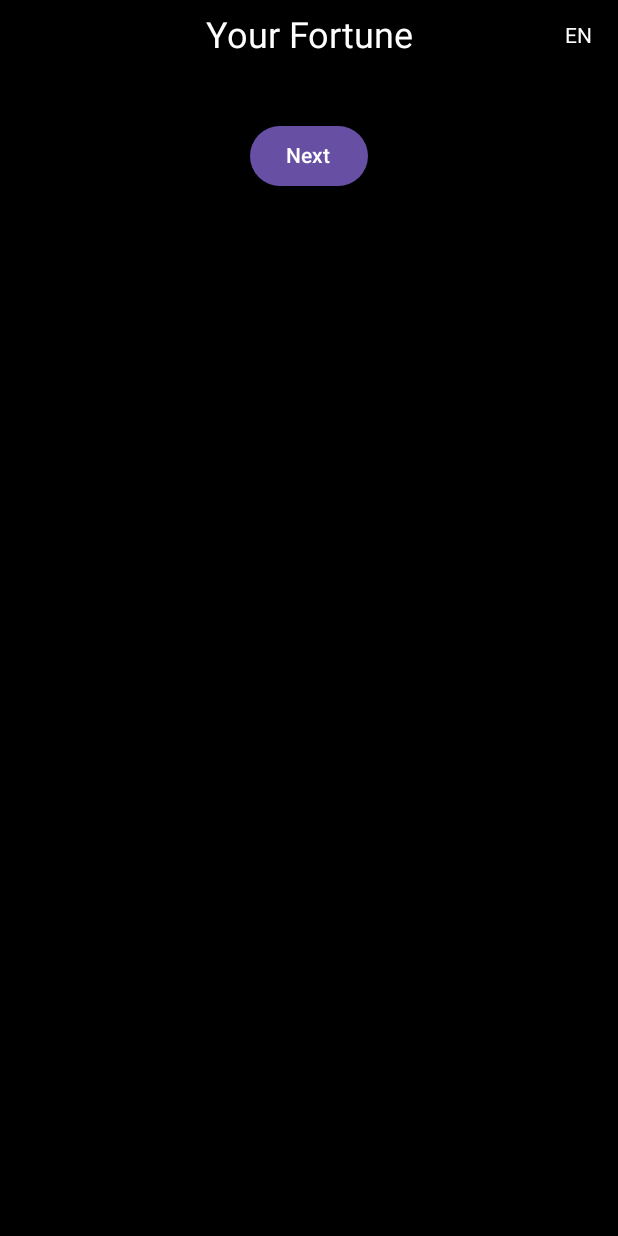
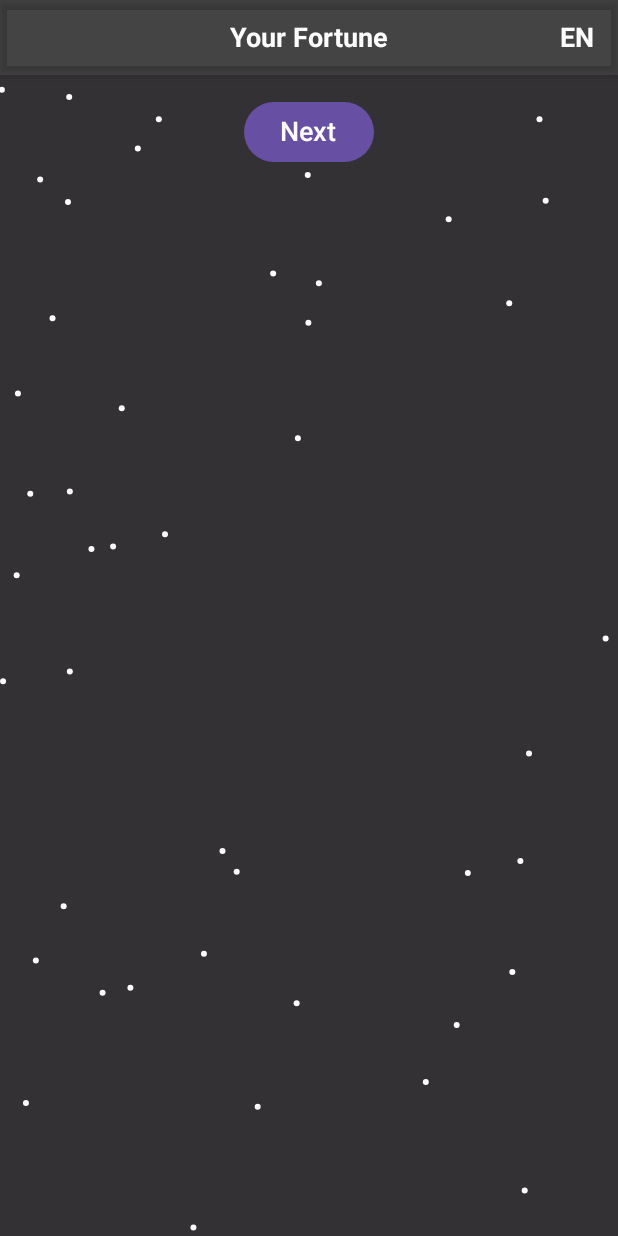
Before and after one commit to NumpolPoldongnok/PodoTarot, an Android app built with Jetpack Compose: the composable FortuneResultScreen called with empty values, on a phone screen of 412 x 824 dp. Run offline under Robolectric (Android 15) with nearby library versions, the phone set to English and light mode, and no system bars; our stand-ins replace Compose Multiplatform resources; 1 statement that could not run was skipped.

Commit message:
[Ninlada]
Add HeaderAppBar
Update layout

```diff
--- a/composeApp/src/commonMain/kotlin/org/numpol/podotaro/taro/FortuneResultScreen.kt
+++ b/composeApp/src/commonMain/kotlin/org/numpol/podotaro/taro/FortuneResultScreen.kt
@@ -1,3 +1,9 @@
+import androidx.compose.animation.core.LinearEasing
+import androidx.compose.animation.core.animateFloat
+import androidx.compose.animation.core.tween
+import androidx.compose.animation.core.infiniteRepeatable
+import androidx.compose.animation.core.rememberInfiniteTransition
+import androidx.compose.foundation.Canvas
 import androidx.compose.foundation.ExperimentalFoundationApi
 import androidx.compose.foundation.background
 import androidx.compose.foundation.clickable
@@ -11,15 +17,62 @@ import androidx.compose.material3.Text
 import androidx.compose.runtime.*
 import androidx.compose.ui.Alignment
 import androidx.compose.ui.Modifier
+import androidx.compose.ui.geometry.Offset
 import androidx.compose.ui.graphics.Color
 import androidx.compose.ui.text.style.TextAlign
 import androidx.compose.ui.unit.dp
+import androidx.compose.ui.unit.sp
 import kotlinx.coroutines.launch
+import kotlin.math.abs
 import org.numpol.podotaro.taro.AppLanguage
 import org.numpol.podotaro.taro.CardState
 import org.numpol.podotaro.taro.FortunePage
 import org.numpol.podotaro.taro.FullScreenCardView
-import kotlin.math.abs
+import org.numpol.podotaro.taro.HeaderAppBar
+
+// FallingStarsBackground: draws a canvas with animated falling stars.
+@Composable
+fun FallingStarsBackground(
+    modifier: Modifier = Modifier,
+    starCount: Int = 50,
+    starColor: Color = Color.White,
+    starRadius: Float = 3f,
+    animationDuration: Int = 5000
+) {
+    // Define a simple data class for a star.
+    data class Star(val x: Float, val y: Float, val speed: Float)
+
+    // Generate a list of random stars once.
+    val stars = remember {
+        List(starCount) {
+            Star(
+                x = (0..1000).random() / 1000f,
+                y = (0..1000).random() / 1000f,
+                speed = (1..3).random() / 100f
+            )
+        }
+    }
+    // Animate a progress value from 0f to 1f in an infinite loop.
+    val infiniteTransition = rememberInfiniteTransition()
+    val progress by infiniteTransition.animateFloat(
+        initialValue = 0f,
+        targetValue = 1f,
+        animationSpec = infiniteRepeatable(
+            animation = tween(durationMillis = animationDuration, easing = LinearEasing)
+        )
+    )
+    // Draw the stars using Canvas.
+    Canvas(modifier = modifier.fillMaxSize().background(Color.Black.copy(alpha = 0.8f))) {
+        val canvasWidth = size.width
+        val canvasHeight = size.height
+        stars.forEach { star ->
+            // Each star falls vertically; when reaching the bottom it wraps around.
+            val yPos = ((star.y + progress * star.speed) % 1f) * canvasHeight
+            val xPos = star.x * canvasWidth
+            drawCircle(color = starColor, radius = starRadius, center = Offset(xPos, yPos))
+        }
+    }
+}
 
 @Composable
 fun FortuneResultScreen(
@@ -61,47 +114,24 @@ fun FortuneResultScreen(
         if (localLanguage == AppLanguage.EN) "Next" else "ถัดไป"
     }
 
-    Box(modifier = Modifier.fillMaxSize()
-        .background(Color.Black)
-    ) {
+    Box(modifier = Modifier.fillMaxSize()) {
+        // Falling stars animation in the background.
+        FallingStarsBackground(modifier = Modifier.fillMaxSize())
+
+        HeaderAppBar("Your Fortune",
+            currentLanguage = localLanguage,
+            onChangeLanguage = { localLanguage = it})
         LazyColumn(
             modifier = Modifier.fillMaxSize(),
-            //verticalArrangement = Arrangement.Center,
             horizontalAlignment = Alignment.CenterHorizontally
         ) {
-            item {
-                // Header: centered title "Your Fortune" with language toggle on the top-right.
-                Box(
-                    modifier = Modifier
-                        .fillMaxWidth()
-                        .padding(vertical = 8.dp, horizontal = 16.dp)
-                ) {
-                    Text(
-                        text = "Your Fortune",
-                        style = MaterialTheme.typography.headlineSmall,
-                        textAlign = TextAlign.Center,
-                        color = Color.White,
-                        modifier = Modifier.align(Alignment.Center)
-                    )
-                    Text(
-                        text = if (localLanguage == AppLanguage.EN) "EN" else "TH",
-                        style = MaterialTheme.typography.bodyMedium,
-                        color = Color.White,
-                        modifier = Modifier
-                            .align(Alignment.CenterEnd)
-                            .clickable {
-                                localLanguage = if (localLanguage == AppLanguage.EN) AppLanguage.TH else AppLanguage.EN
-                            }
-                    )
-                }
-            }
-            item { Spacer(modifier = Modifier.height(16.dp)) }
+
+            item { Spacer(modifier = Modifier.height(48.dp)) }
             item {
                 // HorizontalPager wrapped in LazyColumn item.
                 HorizontalPager(
                     state = pagerState,
-                    modifier = Modifier
-                        .fillMaxWidth(),
+                    modifier = Modifier.fillMaxWidth(),
                     // Set horizontal padding so that adjacent cards are visible.
                     contentPadding = PaddingValues(horizontal = 60.dp),
                     pageSpacing = 0.dp
@@ -133,7 +163,7 @@ fun FortuneResultScreen(
                         }
                     }
                 ) {
-                    Text(buttonText)
+                    Text(buttonText, fontSize = 18.sp)
                 }
             }
             item { Spacer(modifier = Modifier.height(16.dp)) }
--- /dev/null
+++ b/composeApp/src/commonMain/kotlin/org/numpol/podotaro/taro/HeaderAppBar.kt
@@ -0,0 +1,54 @@
+package org.numpol.podotaro.taro
+
+import androidx.compose.foundation.background
+import androidx.compose.foundation.clickable
+import androidx.compose.foundation.layout.Box
+import androidx.compose.foundation.layout.BoxScope
+import androidx.compose.foundation.layout.fillMaxWidth
+import androidx.compose.foundation.layout.height
+import androidx.compose.foundation.layout.padding
+import androidx.compose.material3.Text
+import androidx.compose.runtime.Composable
+import androidx.compose.ui.Alignment
+import androidx.compose.ui.Modifier
+import androidx.compose.ui.draw.shadow
+import androidx.compose.ui.graphics.Color
+import androidx.compose.ui.text.font.FontWeight
+import androidx.compose.ui.unit.dp
+import androidx.compose.ui.unit.sp
+
+@Composable
+fun BoxScope.HeaderAppBar(
+    headerTitle: String,
+    currentLanguage: AppLanguage,
+    onChangeLanguage: (AppLanguage) -> Unit
+) {
+    Box(
+        modifier = Modifier
+            .fillMaxWidth()
+            .height(50.dp)
+            .align(Alignment.TopCenter)
+            .background(Color.DarkGray)
+            .shadow(4.dp)
+    ) {
+        Text(
+            text = headerTitle,
+            modifier = Modifier.align(Alignment.Center),
+            color = Color.White,
+            fontSize = 18.sp,
+            fontWeight = FontWeight.Bold
+        )
+        Text(
+            text = if (currentLanguage == AppLanguage.EN) "EN" else "TH",
+            modifier = Modifier
+                .align(Alignment.CenterEnd)
+                .padding(end = 16.dp)
+                .clickable {
+                    onChangeLanguage(if (currentLanguage == AppLanguage.EN) AppLanguage.TH else AppLanguage.EN)
+                },
+            color = Color.White,
+            fontSize = 18.sp,
+            fontWeight = FontWeight.Bold
+        )
+    }
+}
```
Also changed, not shown: composeApp/src/commonMain/kotlin/org/numpol/podotaro/taro/TarotCard.kt (+48 -64 lines).
